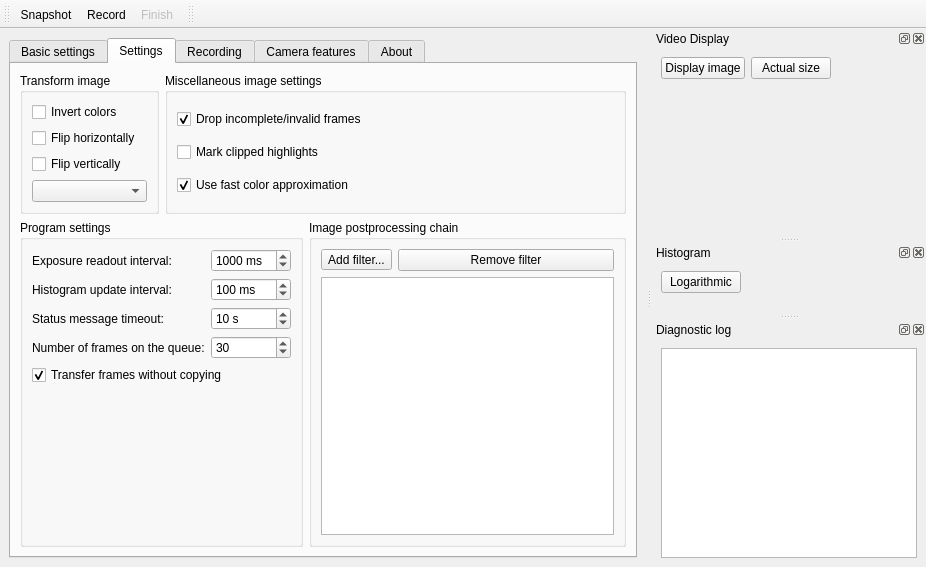
Before: the Qt Designer form src/mainwindow.ui in AD-Vega/qarv, drawn with Qt 5.
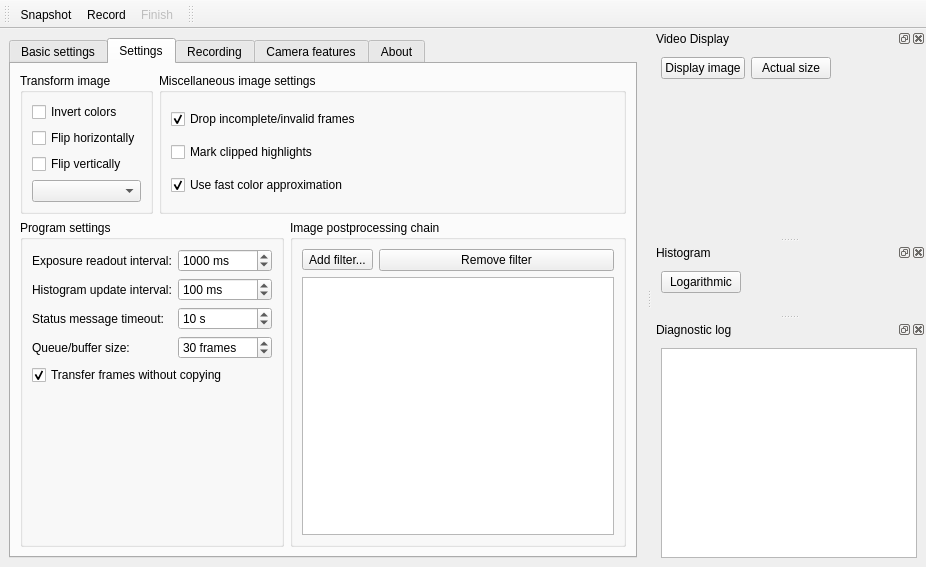
After: the same form once the commit is applied. The open tabs and pages were chosen to show the change. Icons and pictures are not drawn. Custom widgets are drawn as their Qt base class.

Commit message: Make the buffer bar horizontal.

What changed in the file:
```diff
--- a/src/mainwindow.ui
+++ b/src/mainwindow.ui
@@ -671,7 +671,7 @@
            <item row="3" column="0">
             <widget class="QLabel" name="label_25">
              <property name="text">
-              <string>Number of frames on the queue:</string>
+              <string>Queue/buffer size:</string>
              </property>
             </widget>
            </item>
@@ -680,6 +680,9 @@
              <property name="toolTip">
               <string>The camera has a queue of frames which are cycled. There should be several to ensure smooth operation, but not too many because they increase memory usage. Also, if the &quot;Transfer frames without copying&quot; option is enabled, the frames are not copied before they are passed to the program. If there are not enough frames in the queue, the current frame is not shown or recorded quickly enough, it may get overwritten. This option takes effect when starting the video stream.</string>
              </property>
+             <property name="suffix">
+              <string> frames</string>
+             </property>
              <property name="minimum">
               <number>1</number>
              </property>
```
The commit also changes 1 other file.
